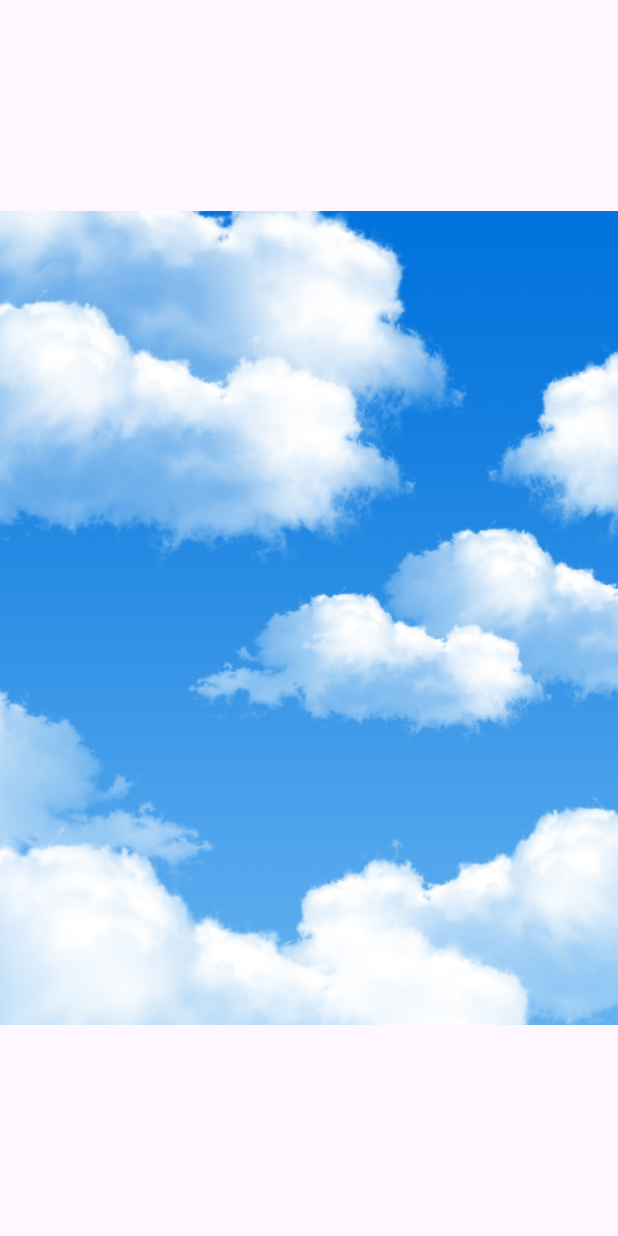
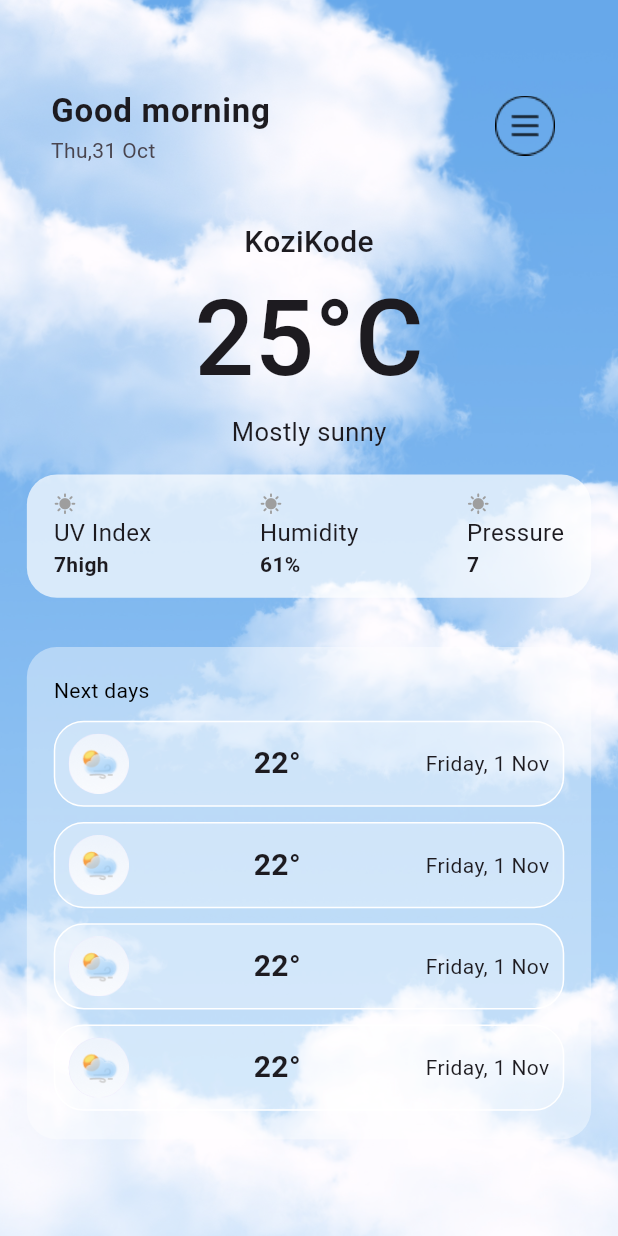
Before and after one commit to AbhimanyuT0800/weather-app, a Flutter app: the HomePage screen opened directly, on a phone screen of 412 x 824 dp. Run offline on Flutter 3.47's test engine with Material 3 defaults, Android fonts, the phone set to English and light mode, and no system bars; our stand-ins replace permission_handler.

Commit message:
ui completed : api integration still pending

```diff
--- /dev/null
+++ b/lib/services/current_weather_services.dart
@@ -0,0 +1 @@
+class CurrentWeatherServices {}
--- a/lib/utils/const/images.dart
+++ b/lib/utils/const/images.dart
@@ -1,4 +1,5 @@
 class AppLocalImages {
   static const String onBoardingImage = 'assets/images/onboarding_img.png';
   static const String homePageBgImage = 'assets/images/home_page_bg_img.jpg';
+  static const String homePageButton = 'assets/icons/home_button_ic.png';
 }
--- a/lib/utils/const/text_fields.dart
+++ b/lib/utils/const/text_fields.dart
@@ -4,3 +4,8 @@ class OnboardingTextFields {
       'Stay ahead of the weather with our \naccurate forecasts';
   static const String onboardingButtonText = 'Get started';
 }
+
+// Home page texts
+class HomePageTextFields {
+  static const String wishText = 'Good morning';
+}
--- a/lib/view/pages/home_Page.dart
+++ b/lib/view/pages/home_Page.dart
@@ -1,5 +1,10 @@
 import 'package:flutter/material.dart';
+import 'package:weather_app/utils/const/colors.dart';
 import 'package:weather_app/utils/const/images.dart';
+import 'package:weather_app/utils/const/text_fields.dart';
+import 'package:weather_app/utils/dynamic_sizes.dart';
+import 'package:weather_app/view/widgets/home_page_current_weather.dart';
+import 'package:weather_app/view/widgets/upcoming_days_weather_dtils.dart';
 
 class HomePage extends StatelessWidget {
   const HomePage({super.key});
@@ -10,9 +15,119 @@ class HomePage extends StatelessWidget {
       body: Container(
         width: double.infinity,
         height: double.infinity,
-        decoration: BoxDecoration(
-            image: DecorationImage(
-                image: AssetImage(AppLocalImages.homePageBgImage))),
+        decoration: const BoxDecoration(
+          image: DecorationImage(
+            image: AssetImage(AppLocalImages.homePageBgImage),
+            fit: BoxFit.cover,
+            opacity: .6,
+          ),
+        ),
+        child: Padding(
+          padding: EdgeInsets.symmetric(
+              horizontal: context.screenWidth(20),
+              vertical: context.screenHeight(30)),
+          child: Column(
+            crossAxisAlignment: CrossAxisAlignment.center,
+            children: [
+              SizedBox(
+                height: context.screenHeight(30),
+              ),
+              ListTile(
+                title: const Text(
+                  HomePageTextFields.wishText,
+                  style: TextStyle(fontWeight: FontWeight.w600, fontSize: 22),
+                ),
+                subtitle: const Text('Thu,31 Oct'),
+                trailing: Image.asset(AppLocalImages.homePageButton),
+              ),
+              SizedBox(
+                height: context.screenHeight(35),
+              ),
+              const Text(
+                'KoziKode',
+                style: TextStyle(fontSize: 20, fontWeight: FontWeight.w500),
+              ),
+              const Text(
+                '25°C',
+                style: TextStyle(fontSize: 70, fontWeight: FontWeight.w500),
+              ),
+              const Text(
+                'Mostly sunny',
+                style: TextStyle(fontSize: 17, fontWeight: FontWeight.w400),
+              ),
+              SizedBox(
+                height: context.screenHeight(20),
+              ),
+              Container(
+                width: double.infinity,
+                height: context.screenHeight(100),
+                decoration: BoxDecoration(
+                    color: AppColors.white.withOpacity(.7),
+                    borderRadius: BorderRadius.circular(20)),
+                child: Padding(
+                  padding:
+                      EdgeInsets.symmetric(horizontal: context.screenWidth(20)),
+                  child: Row(
+                    mainAxisAlignment: MainAxisAlignment.spaceBetween,
+                    children: [
+                      homePageCurrentWeather(
+                          heading: 'UV Index', subHeading: '7high'),
+                      homePageCurrentWeather(
+                          heading: 'Humidity', subHeading: '61%'),
+                      homePageCurrentWeather(
+                          heading: 'Pressure', subHeading: '7'),
+                    ],
+                  ),
+                ),
+              ),
+              Padding(
+                padding: EdgeInsets.only(top: context.screenHeight(40)),
+                child: Container(
+                  width: double.infinity,
+                  height: context.screenHeight(400),
+                  decoration: BoxDecoration(
+                      color: AppColors.white.withOpacity(.4),
+                      borderRadius: BorderRadius.circular(20)),
+                  child: Padding(
+                    padding: EdgeInsets.symmetric(
+                        horizontal: context.screenWidth(20),
+                        vertical: context.screenWidth(10)),
+                    child: Column(
+                      crossAxisAlignment: CrossAxisAlignment.start,
+                      mainAxisAlignment: MainAxisAlignment.spaceEvenly,
+                      children: [
+                        const Text(
+                          'Next days',
+                          style: TextStyle(color: Colors.black),
+                        ),
+                        upcoming_days_weather_dtils(
+                            context: context,
+                            weatherImage: 'assets/icons/sunny_weather_ic.png',
+                            date: 'Friday, 1 Nov',
+                            temp: '22°'),
+                        upcoming_days_weather_dtils(
+                            context: context,
+                            weatherImage: 'assets/icons/sunny_weather_ic.png',
+                            date: 'Friday, 1 Nov',
+                            temp: '22°'),
+                        upcoming_days_weather_dtils(
+                            context: context,
+                            weatherImage: 'assets/icons/sunny_weather_ic.png',
+                            date: 'Friday, 1 Nov',
+                            temp: '22°'),
+                        upcoming_days_weather_dtils(
+                            context: context,
+                            weatherImage: 'assets/icons/sunny_weather_ic.png',
+                            date: 'Friday, 1 Nov',
+                            temp: '22°'),
+                      ],
+                    ),
+                  ),
+                ),
+              ),
+            ],
+          ),
+        ),
       ),
     );
   }
--- /dev/null
+++ b/lib/view/widgets/home_page_current_weather.dart
@@ -0,0 +1,24 @@
+import 'package:flutter/material.dart';
+
+Column homePageCurrentWeather(
+    {required String heading, required String subHeading}) {
+  return Column(
+    crossAxisAlignment: CrossAxisAlignment.start,
+    mainAxisAlignment: MainAxisAlignment.center,
+    children: [
+      const Icon(
+        Icons.sunny,
+        color: Colors.grey,
+        size: 15,
+      ),
+      Text(
+        heading,
+        style: TextStyle(fontSize: 16),
+      ),
+      Text(
+        subHeading,
+        style: const TextStyle(fontSize: 14, fontWeight: FontWeight.w600),
+      )
+    ],
+  );
+}
--- /dev/null
+++ b/lib/view/widgets/upcoming_days_weather_dtils.dart
@@ -0,0 +1,33 @@
+import 'package:flutter/material.dart';
+import 'package:weather_app/utils/dynamic_sizes.dart';
+
+Container upcoming_days_weather_dtils(
+    {required BuildContext context,
+    required String weatherImage,
+    required String temp,
+    required String date}) {
+  return Container(
+    width: double.infinity,
+    height: context.screenHeight(70),
+    decoration: BoxDecoration(
+        border: Border.all(color: Colors.white),
+        color: Colors.white.withOpacity(.3),
+        borderRadius: BorderRadius.circular(20)),
+    child: Padding(
+      padding: EdgeInsets.symmetric(horizontal: context.screenWidth(10)),
+      child: Row(
+        mainAxisAlignment: MainAxisAlignment.spaceBetween,
+        children: [
+          CircleAvatar(
+            child: Image.asset(weatherImage),
+          ),
+          Text(
+            temp,
+            style: TextStyle(fontWeight: FontWeight.w600, fontSize: 20),
+          ),
+          Text(date)
+        ],
+      ),
+    ),
+  );
+}
--- a/pubspec.yaml
+++ b/pubspec.yaml
@@ -21,3 +21,4 @@ flutter:
 
   assets:
     - assets/images/
+    - assets/icons/
```
Also changed, not shown: assets/icons/home_button_ic.png (added), assets/icons/rain_weather_ic.png (added), assets/icons/sunny_weather_ic.png (added).
